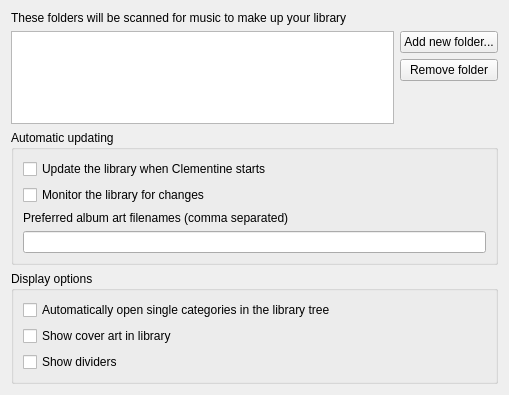
First picture: the form in src/library/librarysettingspage.ui, repository clementine-player/Clementine, before the edit.
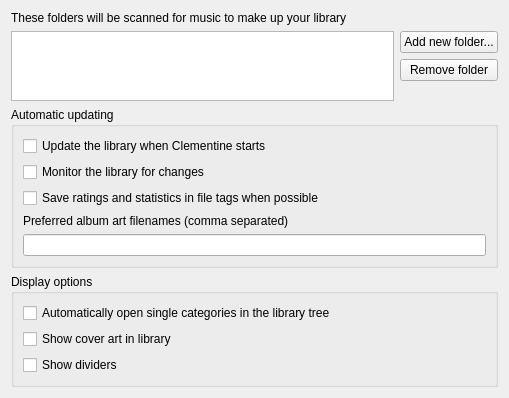
Second picture: the form after the edit.

Commit message: Add preference to save ratings and statistics in files

Patch:
```diff
--- a/src/library/librarysettingspage.ui
+++ b/src/library/librarysettingspage.ui
@@ -92,6 +92,16 @@
         </property>
        </widget>
       </item>
+      <item>
+       <widget class="QCheckBox" name="save_statistics_in_file">
+        <property name="toolTip">
+         <string>&lt;html&gt;&lt;head/&gt;&lt;body&gt;&lt;p&gt;If not checked, Clementine will  try to save your ratings and other statistics only in a separate database and don't modify your files.&lt;/p&gt;&lt;p&gt;If checked, it will save statistics both in database and directly into the file each time they changed.&lt;/p&gt;&lt;p&gt;Please note it might not work for every format and, as there is no standard for doing so, other music players might not be able to read them.&lt;/p&gt;&lt;/body&gt;&lt;/html&gt;</string>
+        </property>
+        <property name="text">
+         <string>Save ratings and statistics in file tags when possible</string>
+        </property>
+       </widget>
+      </item>
       <item>
        <widget class="QLabel" name="label_2">
         <property name="text">
```
The commit also changes 4 other files.
